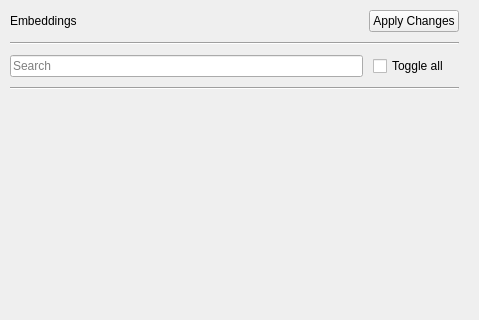
This is src/airunner/components/art/gui/widgets/embeddings/templates/embeddings_container.ui in Capsize-Games/airunner as Qt 5 draws it before an edit; both pictures show x 0 to 479 and y 0 to 320 of the 479 by 582 pixel window. The edited form follows.
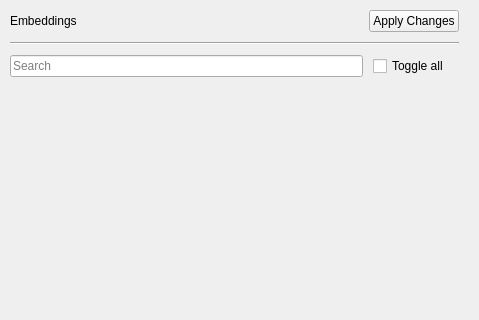
This is the edited form. Custom widgets are drawn as their Qt base class.

Commit message: improved embeddings and lora widgets

Patch:
```diff
--- a/src/airunner/components/art/gui/widgets/embeddings/templates/embeddings_container.ui
+++ b/src/airunner/components/art/gui/widgets/embeddings/templates/embeddings_container.ui
@@ -54,7 +54,7 @@
         <x>0</x>
         <y>0</y>
         <width>459</width>
-        <height>413</height>
+        <height>435</height>
        </rect>
       </property>
       <layout class="QGridLayout" name="gridLayout_2">
@@ -96,7 +96,7 @@
       <number>10</number>
      </property>
      <property name="bottomMargin">
-      <number>10</number>
+      <number>0</number>
      </property>
      <item>
       <layout class="QHBoxLayout" name="horizontalLayout_2">
@@ -181,13 +181,6 @@
        </item>
       </layout>
      </item>
-     <item>
-      <widget class="Line" name="line_2">
-       <property name="orientation">
-        <enum>Qt::Orientation::Horizontal</enum>
-       </property>
-      </widget>
-     </item>
     </layout>
    </item>
   </layout>
```
The commit also changes 13 other files.
